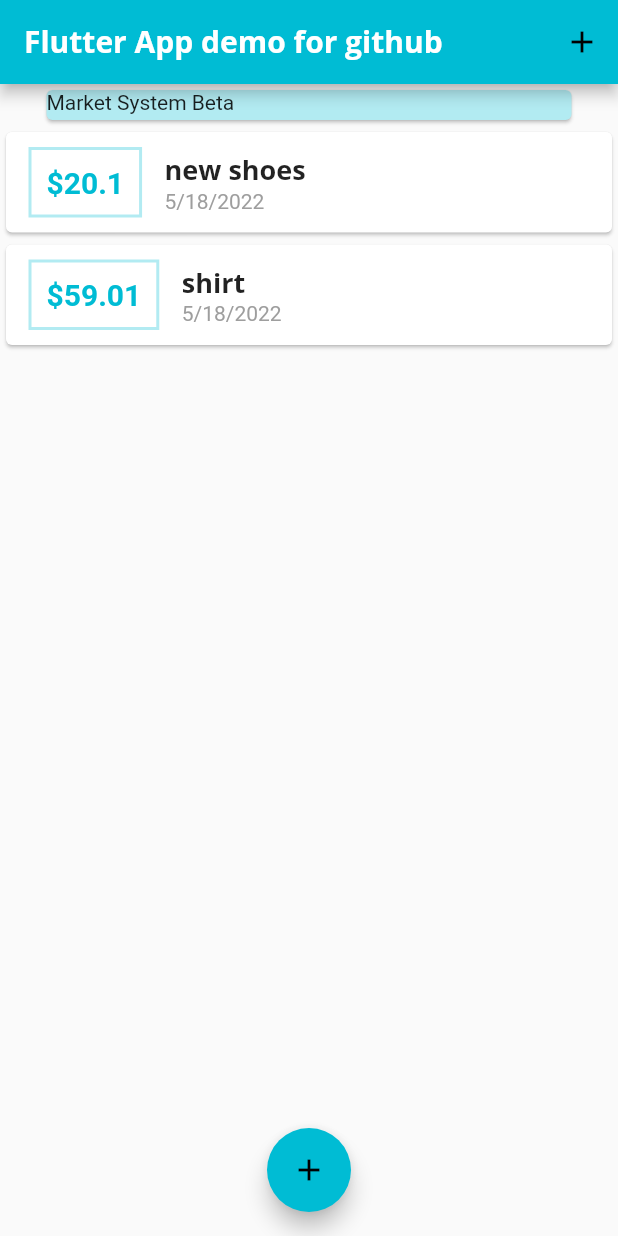
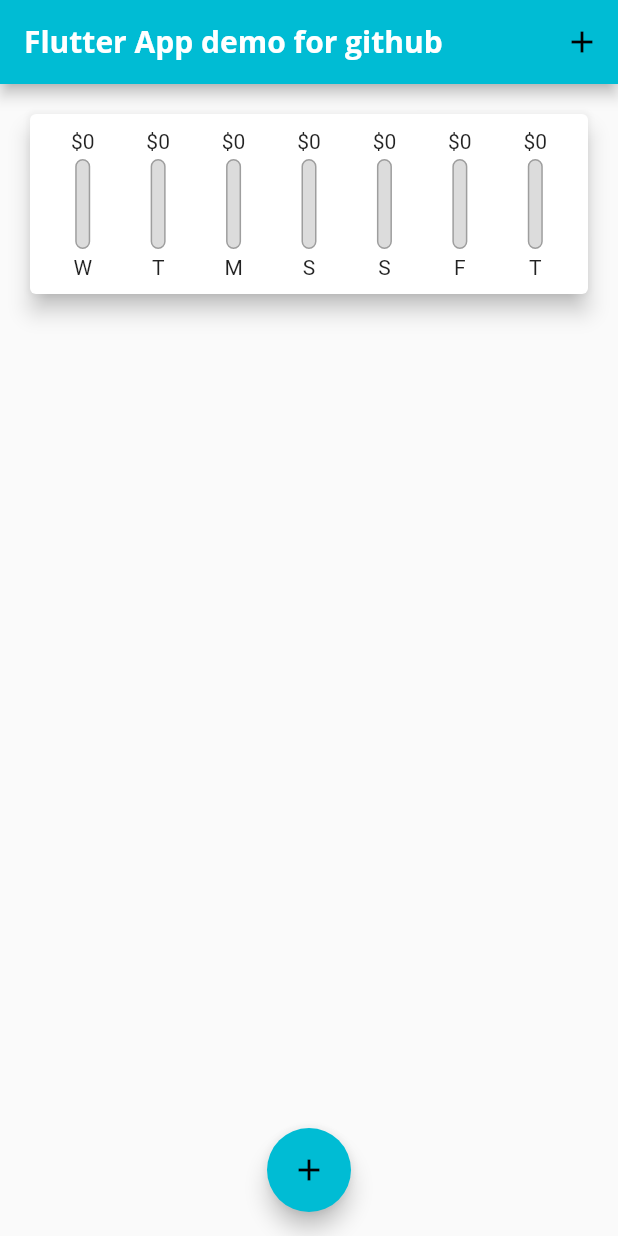
Before and after one commit to BawarX/expense, a Flutter app: the screen it shows after launch, on a phone screen of 412 x 824 dp. Run offline on Flutter 3.47's test engine with Material 2 defaults, Android fonts, the phone set to English and light mode, and no system bars.

Commit message:
deleted transaction static list

```diff
--- a/lib/main.dart
+++ b/lib/main.dart
@@ -1,6 +1,7 @@
 // ignore_for_file: deprecated_member_use
 
 import 'package:expense/models/transaction.dart';
+import 'package:expense/widgets/card.dart';
 import 'package:expense/widgets/new_transaction.dart';
 import 'package:expense/widgets/transaction_list.dart';
 
@@ -48,19 +49,28 @@ class _MyHomePageState extends State<MyHomePage> {
   // String? titleInput;
 
   final List<Transaction> _userTransactions = [
-    Transaction(
-      id: 't1',
-      title: 'new shoes',
-      amount: 20.1,
-      date: DateTime.now(),
-    ),
-    Transaction(
-      id: 't5',
-      title: 'shirt',
-      amount: 59.01,
-      date: DateTime.now(),
-    ),
+    // Transaction(
+    //   id: 't1',
+    //   title: 'new shoes',
+    //   amount: 20.1,
+    //   date: DateTime.now(),
+    // ),
+    // Transaction(
+    //   id: 't5',
+    //   title: 'shirt',
+    //   amount: 59.01,
+    //   date: DateTime.now(),
+    // ),
   ];
+
+    List<Transaction> get _recentTransactions {
+      return _userTransactions.where((tx) {
+        return tx.date.isAfter(
+          DateTime.now().subtract(
+            Duration(days: 7),),
+            );
+      }).toList();
+    }
 
   void _addNewTransaction(String txTitle, double txAmount) {
     final newTx = Transaction(
@@ -95,18 +105,12 @@ class _MyHomePageState extends State<MyHomePage> {
         ],
       ),
       body: SingleChildScrollView(
+
         child: Column(
           mainAxisAlignment: MainAxisAlignment.start,
           crossAxisAlignment: CrossAxisAlignment.center,
           children: [
-            Card(
-              color: Theme.of(context).primaryColorLight,
-              child: Container(
-
-                  height: 20, width: 350, child: Text("Market System Beta",)
-
-                  ),
-            ),
+           Chart(_recentTransactions),
             TransactionList(_userTransactions),
           ],
         ),
--- /dev/null
+++ b/lib/widgets/card.dart
@@ -0,0 +1,64 @@
+import 'package:expense/models/transaction.dart';
+import 'package:expense/widgets/chart_bar.dart';
+import 'package:flutter/material.dart';
+import 'package:intl/intl.dart';
+
+class Chart extends StatelessWidget {
+  final List<Transaction> recentTransaction;
+
+  Chart(this.recentTransaction);
+
+  List<Map<String, dynamic>> get groupedTransactionValues {
+    return List.generate(7, (index) {
+      final weekDay = DateTime.now().subtract(
+        Duration(days: index),
+      );
+      var totalSum = 0.0;
+      for (var i = 0; i < recentTransaction.length; i++) {
+        if (recentTransaction[i].date.day == weekDay.day &&
+            recentTransaction[i].date.month == weekDay.month &&
+            recentTransaction[i].date.year == weekDay.year) {
+          totalSum += recentTransaction[i].amount;
+        }
+      }
+
+      return {
+        'day': DateFormat.E().format(weekDay).substring(0, 1),
+        'amount': totalSum,
+      };
+    });
+  }
+
+  double get totalSpending {
+    return groupedTransactionValues.fold(0.0, (sum, item) {
+      return sum + item['amount'];
+    });
+  }
+
+  @override
+  Widget build(BuildContext context) {
+    return Card(
+      elevation: 6,
+      margin: EdgeInsets.all(20),
+
+      child: Padding(
+        padding: EdgeInsets.all(10),
+        child: Row(
+          mainAxisAlignment: MainAxisAlignment.spaceAround,
+          children: groupedTransactionValues.map((data) {
+            return Flexible(
+              flex: 1,
+              fit: FlexFit.loose,
+              child: ChartBar(
+                  data['day'],
+                  data['amount'],
+                  totalSpending == 0.0
+                      ? 0.0
+                      : (data['amount'] as double) / totalSpending),
+            );
+          }).toList(),
+        ),
+      ),
+    );
+  }
+}
--- /dev/null
+++ b/lib/widgets/chart_bar.dart
@@ -0,0 +1,50 @@
+import 'package:flutter/foundation.dart';
+import 'package:flutter/material.dart';
+
+class ChartBar extends StatelessWidget {
+  final String label;
+  final double spendingAmount;
+  final double spendingPctOfTotal;
+
+  ChartBar(this.label, this.spendingAmount, this.spendingPctOfTotal);
+
+  @override
+  Widget build(BuildContext context) {
+    return Column(
+      children: [
+        FittedBox(
+          child: Text('\$${spendingAmount.toStringAsFixed(0)}')
+          ),
+        SizedBox(
+          height: 4,
+        ),
+        Container(
+          height: 60,
+          width: 10,
+          child: Stack(children: [
+            Container(
+              decoration: BoxDecoration(
+                border: Border.all(color: Colors.grey, width: 1.0),
+                color: Color.fromRGBO(220, 220, 220, 1),
+                borderRadius: BorderRadius.circular(10),
+              ),
+            ),
+            FractionallySizedBox(
+              heightFactor: spendingPctOfTotal,
+              child: Container(
+                decoration: BoxDecoration(
+                  color: Theme.of(context).primaryColor,
+                  borderRadius: BorderRadius.circular(10),
+                ),
+              ),
+            )
+          ]),
+        ),
+        SizedBox(
+          height: 4,
+        ),
+        Text(label),
+      ],
+    );
+  }
+}
--- a/lib/widgets/transaction_list.dart
+++ b/lib/widgets/transaction_list.dart
@@ -10,6 +10,8 @@ TransactionList(this.transactions);
   @override
   Widget build(BuildContext context) {
     return  Column(
+
+
               children: transactions.map((tx) {
                 return Card(
                   child: Row(
@@ -52,6 +54,7 @@ TransactionList(this.transactions);
                   ),
                 );
               }).toList(),
+
             );
   }
 }
```
